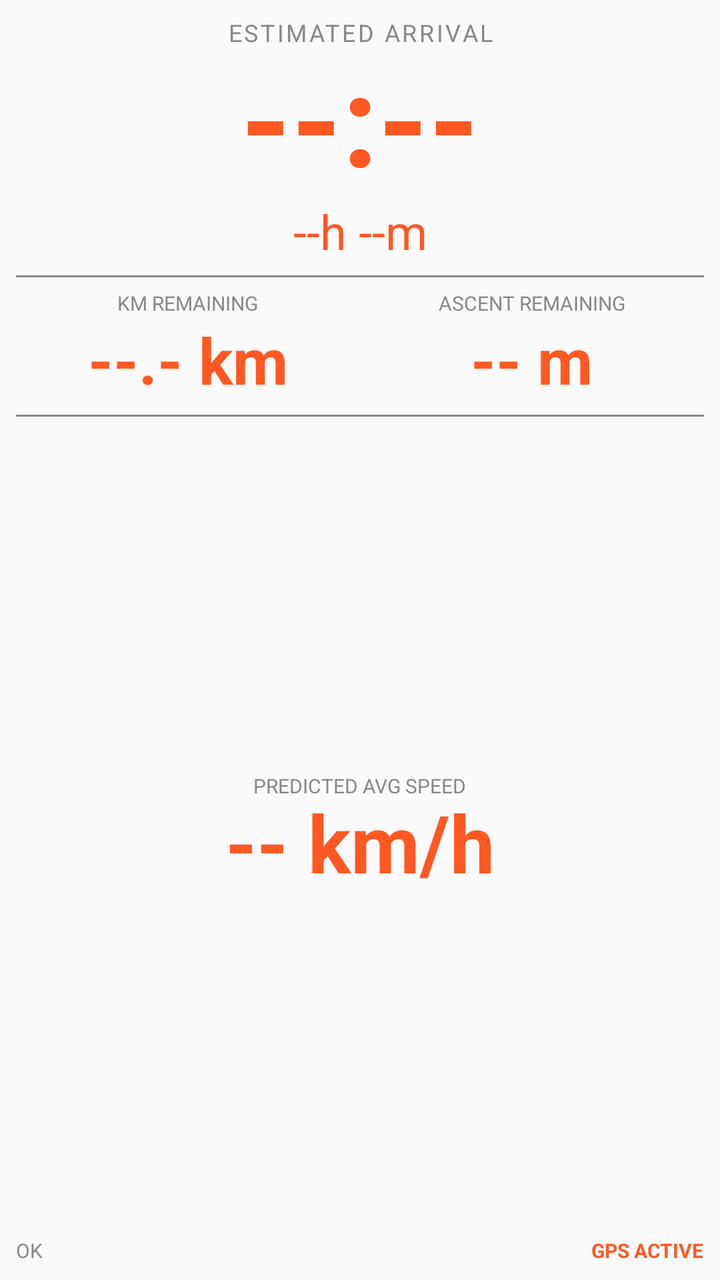
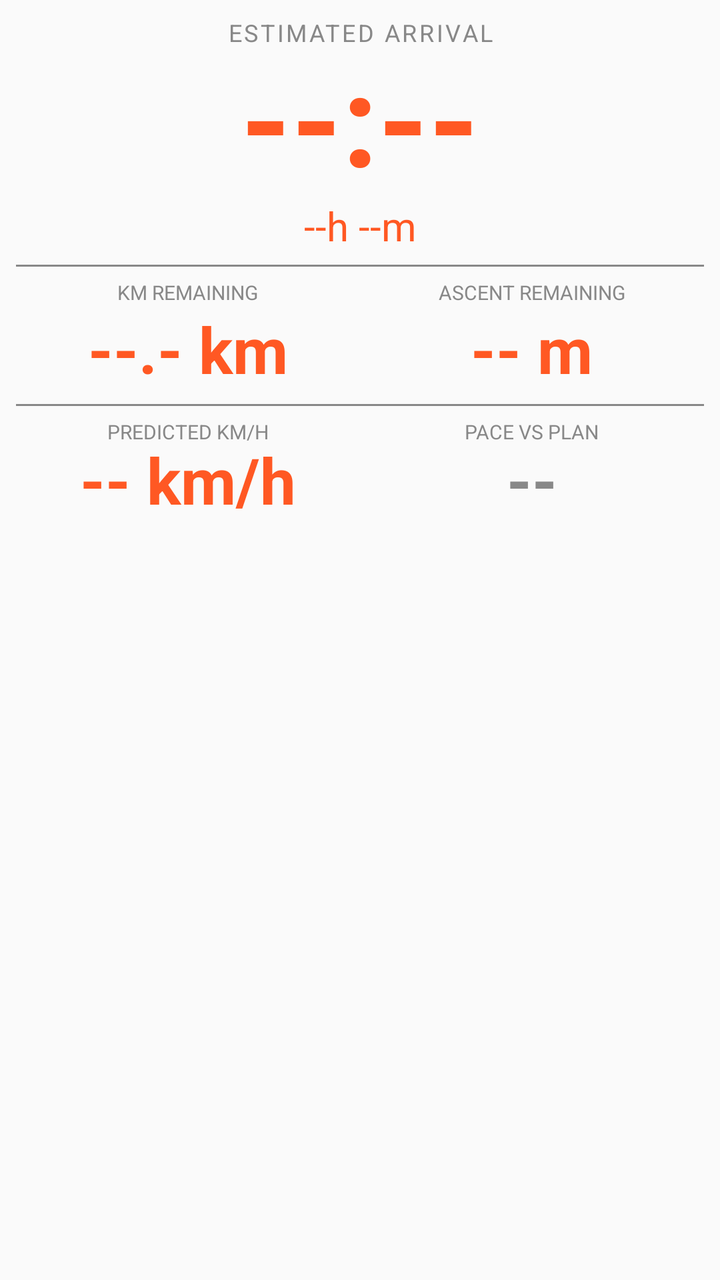

Screens rendered from an Android XML layout before and after an edit, with the pre-edit source and the edit as a unified diff.
<!-- AndroidManifest.xml: application theme Theme.AppCompat.DayNight.NoActionBar -->
<!-- res/layout/view_eta_master.xml -->
<?xml version="1.0" encoding="utf-8"?>
<LinearLayout xmlns:android="http://schemas.android.com/apk/res/android"
    android:layout_width="match_parent"
    android:layout_height="match_parent"
    android:background="@android:color/transparent"
    android:orientation="vertical"
    android:padding="8dp">

    
    <TextView
        android:layout_width="match_parent"
        android:layout_height="wrap_content"
        android:text="ESTIMATED ARRIVAL"
        android:textColor="#888888"
        android:textSize="12sp"
        android:gravity="center"
        android:letterSpacing="0.1" />

    <TextView
        android:id="@+id/tv_master_eta"
        android:layout_width="match_parent"
        android:layout_height="wrap_content"
        android:text="--:--"
        android:textColor="#FF5823"
        android:textSize="64sp"
        android:textStyle="bold"
        android:gravity="center"
        android:includeFontPadding="false" />

    <TextView
        android:id="@+id/tv_master_remaining"
        android:layout_width="match_parent"
        android:layout_height="wrap_content"
        android:text="--h --m"
        android:textColor="#FF5823"
        android:textSize="24sp"
        android:gravity="center" />

    
    <TextView
        android:layout_width="match_parent"
        android:layout_height="1dp"
        android:layout_marginTop="6dp"
        android:layout_marginBottom="6dp"
        android:background="#888888" />

    
    <LinearLayout
        android:layout_width="match_parent"
        android:layout_height="wrap_content"
        android:orientation="horizontal"
        android:baselineAligned="false">

        <LinearLayout
            android:layout_width="0dp"
            android:layout_height="wrap_content"
            android:layout_weight="1"
            android:orientation="vertical"
            android:gravity="center">
            <TextView android:layout_width="wrap_content" android:layout_height="wrap_content" android:text="KM REMAINING" android:textColor="#888888" android:textSize="10sp" />
            <TextView android:id="@+id/tv_master_km" android:layout_width="wrap_content" android:layout_height="wrap_content" android:text="--.- km" android:textColor="#FF5823" android:textSize="32sp" android:textStyle="bold" />
        </LinearLayout>

        <LinearLayout
            android:layout_width="0dp"
            android:layout_height="wrap_content"
            android:layout_weight="1"
            android:orientation="vertical"
            android:gravity="center">
            <TextView android:layout_width="wrap_content" android:layout_height="wrap_content" android:text="ASCENT REMAINING" android:textColor="#888888" android:textSize="10sp" />
            <TextView android:id="@+id/tv_master_ascent" android:layout_width="wrap_content" android:layout_height="wrap_content" android:text="-- m" android:textColor="#FF5823" android:textSize="32sp" android:textStyle="bold" />
        </LinearLayout>
    </LinearLayout>

    
    <TextView
        android:layout_width="match_parent"
        android:layout_height="1dp"
        android:layout_marginTop="6dp"
        android:layout_marginBottom="6dp"
        android:background="#888888" />

    
    <LinearLayout
        android:layout_width="match_parent"
        android:layout_height="0dp"
        android:layout_weight="1"
        android:orientation="vertical"
        android:gravity="center">
        <TextView
            android:layout_width="wrap_content"
            android:layout_height="wrap_content"
            android:text="PREDICTED AVG SPEED"
            android:textColor="#888888"
            android:textSize="10sp" />
        <TextView
            android:id="@+id/tv_master_avgspeed"
            android:layout_width="wrap_content"
            android:layout_height="wrap_content"
            android:text="-- km/h"
            android:textColor="#FF5823"
            android:textSize="40sp"
            android:textStyle="bold"
            android:includeFontPadding="false" />
    </LinearLayout>

    
    <LinearLayout
        android:layout_width="match_parent"
        android:layout_height="wrap_content"
        android:orientation="horizontal">
        <TextView android:id="@+id/tv_status_msg" android:layout_width="0dp" android:layout_weight="1" android:layout_height="wrap_content" android:text="OK" android:textColor="#888888" android:textSize="10sp" />
        <TextView android:id="@+id/tv_gps_status" android:layout_width="wrap_content" android:layout_height="wrap_content" android:text="GPS ACTIVE" android:textColor="#FF5823" android:textSize="10sp" android:textStyle="bold" />
    </LinearLayout>

</LinearLayout>
<!-- resources referenced by this layout -->
<resources>

</resources>

<!-- the commit's change to res/layout/view_eta_master.xml (unified diff, before → after) -->
@@ -33,7 +33,7 @@
         android:layout_height="wrap_content"
         android:text="--h --m"
         android:textColor="#FF5823"
-        android:textSize="24sp"
+        android:textSize="20sp"
         android:gravity="center" />
 
     
@@ -83,34 +83,29 @@
     
     <LinearLayout
         android:layout_width="match_parent"
-        android:layout_height="0dp"
-        android:layout_weight="1"
-        android:orientation="vertical"
-        android:gravity="center">
-        <TextView
-            android:layout_width="wrap_content"
+        android:layout_height="wrap_content"
+        android:orientation="horizontal"
+        android:baselineAligned="false">
+
+        <LinearLayout
+            android:layout_width="0dp"
             android:layout_height="wrap_content"
-            android:text="PREDICTED AVG SPEED"
-            android:textColor="#888888"
-            android:textSize="10sp" />
-        <TextView
-            android:id="@+id/tv_master_avgspeed"
-            android:layout_width="wrap_content"
+            android:layout_weight="1"
+            android:orientation="vertical"
+            android:gravity="center">
+            <TextView android:layout_width="wrap_content" android:layout_height="wrap_content" android:text="PREDICTED KM/H" android:textColor="#888888" android:textSize="10sp" />
+            <TextView android:id="@+id/tv_master_avgspeed" android:layout_width="wrap_content" android:layout_height="wrap_content" android:text="-- km/h" android:textColor="#FF5823" android:textSize="32sp" android:textStyle="bold" android:includeFontPadding="false" />
+        </LinearLayout>
+
+        <LinearLayout
+            android:layout_width="0dp"
             android:layout_height="wrap_content"
-            android:text="-- km/h"
-            android:textColor="#FF5823"
-            android:textSize="40sp"
-            android:textStyle="bold"
-            android:includeFontPadding="false" />
-    </LinearLayout>
-
-    
-    <LinearLayout
-        android:layout_width="match_parent"
-        android:layout_height="wrap_content"
-        android:orientation="horizontal">
-        <TextView android:id="@+id/tv_status_msg" android:layout_width="0dp" android:layout_weight="1" android:layout_height="wrap_content" android:text="OK" android:textColor="#888888" android:textSize="10sp" />
-        <TextView android:id="@+id/tv_gps_status" android:layout_width="wrap_content" android:layout_height="wrap_content" android:text="GPS ACTIVE" android:textColor="#FF5823" android:textSize="10sp" android:textStyle="bold" />
+            android:layout_weight="1"
+            android:orientation="vertical"
+            android:gravity="center">
+            <TextView android:layout_width="wrap_content" android:layout_height="wrap_content" android:text="PACE VS PLAN" android:textColor="#888888" android:textSize="10sp" />
+            <TextView android:id="@+id/tv_master_delta" android:layout_width="wrap_content" android:layout_height="wrap_content" android:text="--" android:textColor="#888888" android:textSize="32sp" android:textStyle="bold" android:includeFontPadding="false" />
+        </LinearLayout>
     </LinearLayout>
 
 </LinearLayout>
